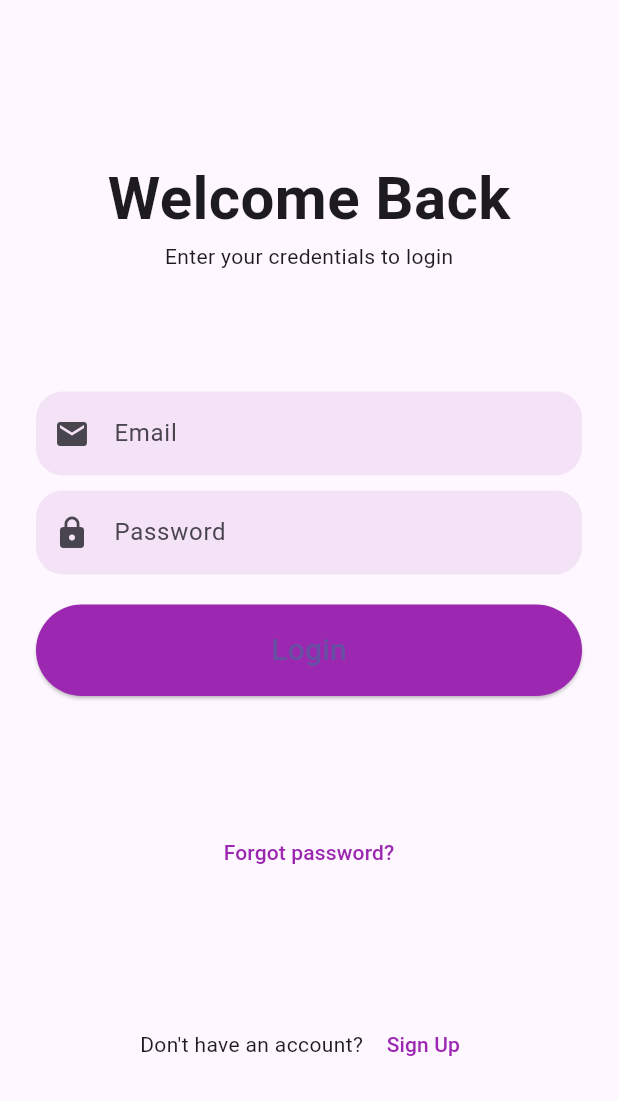
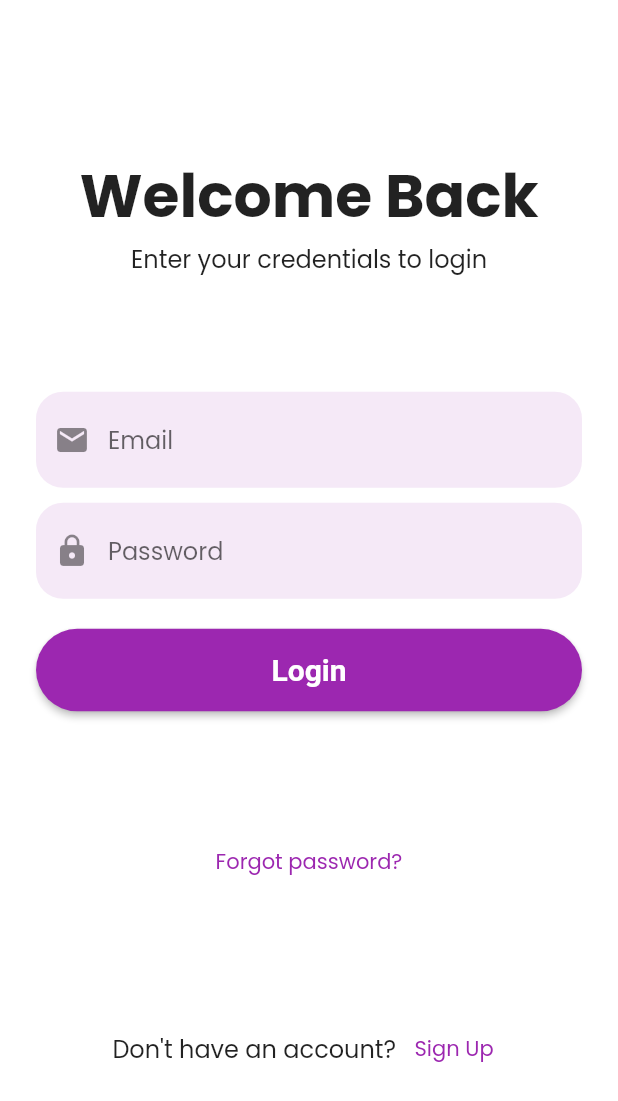
Before and after one commit to Pin3appl3ishan/iLike, a Flutter app: the screen it shows after launch, on a phone screen of 412 x 824 dp. Shown: the top 1101 px of the screen. Run offline on Flutter 3.47's test engine with Material 3 defaults, Android fonts, the light colour scheme and no system bars; our stand-ins replace dio, lottie, shared_preferences.

Commit message:
style: enhance theme configuration in MyApp with detailed properties

```diff
--- a/lib/main.dart
+++ b/lib/main.dart
@@ -15,7 +15,23 @@ class MyApp extends StatelessWidget {
     return MaterialApp(
       debugShowCheckedModeBanner: false,
       title: 'iLike App',
-      theme: ThemeData(primarySwatch: Colors.pink),
+      theme: ThemeData(
+        useMaterial3: false,
+        fontFamily: 'Poppins',
+        primarySwatch: Colors.pink,
+        scaffoldBackgroundColor: Colors.white,
+        textTheme: const TextTheme(
+          bodyLarge: TextStyle(fontSize: 18, fontWeight: FontWeight.w500),
+          bodyMedium: TextStyle(fontSize: 16),
+        ),
+        elevatedButtonTheme: ElevatedButtonThemeData(
+          style: ElevatedButton.styleFrom(
+            backgroundColor: Colors.pink,
+            foregroundColor: Colors.white,
+            textStyle: const TextStyle(fontWeight: FontWeight.bold),
+          ),
+        ),
+      ),
       home: const SplashScreen(),
       routes: {
         '/login': (context) => const LoginScreen(),
```
